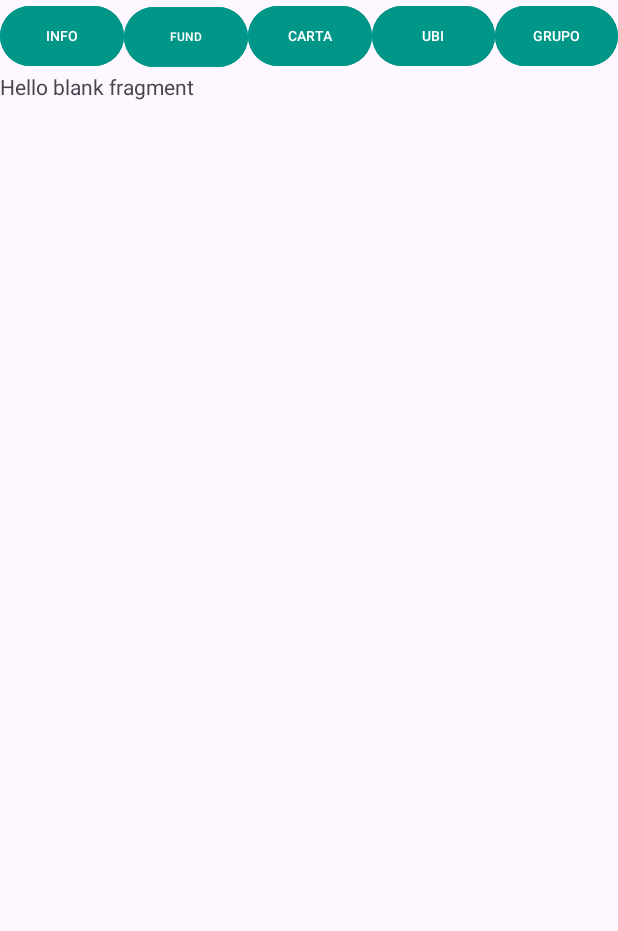
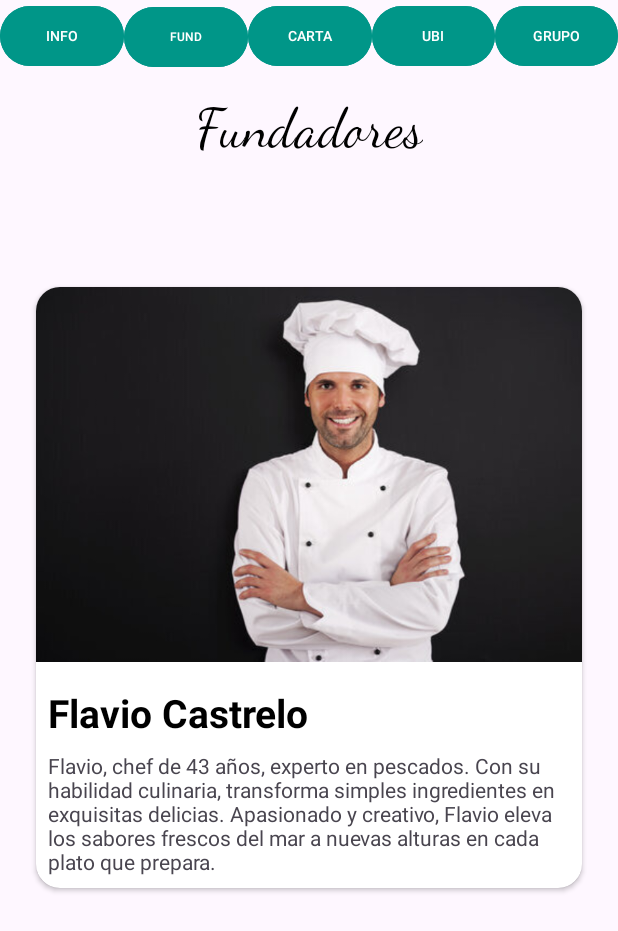
Before and after one commit to OrlandoGonzales13/ep2AndroidRestaurante, an Android app: the screen it shows after launch (MainActivity), after a tap on "FUND", on a phone screen of 412 x 824 dp. Shown: the top 931 px of the screen. Run offline under Robolectric (Android 15) with nearby library versions, the phone set to English and light mode, and no system bars.

Commit message:
Agregando fundadores

```diff
--- a/app/src/main/java/com/example/restaurantes/FundadoresFragment.java
+++ b/app/src/main/java/com/example/restaurantes/FundadoresFragment.java
@@ -1,64 +1,58 @@
 package com.example.restaurantes;
 
 import android.os.Bundle;
-
-import androidx.fragment.app.Fragment;
-
 import android.view.LayoutInflater;
 import android.view.View;
 import android.view.ViewGroup;
 
-/**
- * A simple {@link Fragment} subclass.
- * Use the {@link FundadoresFragment#newInstance} factory method to
- * create an instance of this fragment.
- */
+import androidx.fragment.app.Fragment;
+import androidx.viewpager2.widget.ViewPager2;
+
+import java.util.ArrayList;
+
 public class FundadoresFragment extends Fragment {
 
-    // TODO: Rename parameter arguments, choose names that match
-    // the fragment initialization parameters, e.g. ARG_ITEM_NUMBER
-    private static final String ARG_PARAM1 = "param1";
-    private static final String ARG_PARAM2 = "param2";
-
-    // TODO: Rename and change types of parameters
-    private String mParam1;
-    private String mParam2;
+    private ViewPager2 viewPager2; // Declara un ViewPager2 para desplazar las imágenes y descripciones
+    private ArrayList<ViewPagerItem> viewPagerItemArrayList; // Lista de elementos para el ViewPager2
 
     public FundadoresFragment() {
-        // Required empty public constructor
-    }
-
-    /**
-     * Use this factory method to create a new instance of
-     * this fragment using the provided parameters.
-     *
-     * @param param1 Parameter 1.
-     * @param param2 Parameter 2.
-     * @return A new instance of fragment FundadoresFragment.
-     */
-    // TODO: Rename and change types and number of parameters
-    public static FundadoresFragment newInstance(String param1, String param2) {
-        FundadoresFragment fragment = new FundadoresFragment();
-        Bundle args = new Bundle();
-        args.putString(ARG_PARAM1, param1);
-        args.putString(ARG_PARAM2, param2);
-        fragment.setArguments(args);
-        return fragment;
-    }
-
-    @Override
-    public void onCreate(Bundle savedInstanceState) {
-        super.onCreate(savedInstanceState);
-        if (getArguments() != null) {
-            mParam1 = getArguments().getString(ARG_PARAM1);
-            mParam2 = getArguments().getString(ARG_PARAM2);
-        }
+        // Constructor público requerido por Android
     }
 
     @Override
     public View onCreateView(LayoutInflater inflater, ViewGroup container,
                              Bundle savedInstanceState) {
-        // Inflate the layout for this fragment
-        return inflater.inflate(R.layout.fragment_fundadores, container, false);
+        // Inflar el diseño del fragmento
+        View view = inflater.inflate(R.layout.fragment_fundadores, container, false);
+
+        // Inicializar ViewPager2
+        viewPager2 = view.findViewById(R.id.viewpager);
+
+        // Configurar ViewPager2
+        viewPagerItemArrayList = new ArrayList<>(); // Inicializa la lista de elementos
+        int[] images = {R.drawable.a, R.drawable.b, R.drawable.c}; // Array de recursos de imágenes
+        String[] heading = {"Flavio Castrelo", "Fernanda Ariategui", "Fernando Quispe"}; // Nombres de los fundadores
+        String[] desc = {getString(R.string.a_desc), // Descripciones de los fundadores desde los recursos de cadenas
+                getString(R.string.b_desc),
+                getString(R.string.c_desc),};
+
+        // Itera sobre los datos de los fundadores para crear ViewPagerItem y añadirlos a la lista
+        for (int i = 0; i < images.length; i++) {
+            ViewPagerItem viewPagerItem = new ViewPagerItem(images[i], heading[i], desc[i]);
+            viewPagerItemArrayList.add(viewPagerItem);
+        }
+
+        // Crea un adaptador personalizado para ViewPager2 y lo establece
+        VPAdapter vpAdapter = new VPAdapter(viewPagerItemArrayList);
+        viewPager2.setAdapter(vpAdapter);
+
+        // Configura algunas propiedades adicionales de ViewPager2
+        viewPager2.setClipToPadding(false);
+        viewPager2.setClipChildren(false);
+        viewPager2.setOffscreenPageLimit(2);
+        viewPager2.getChildAt(0).setOverScrollMode(View.OVER_SCROLL_NEVER);
+
+        // Devuelve la vista inflada
+        return view;
     }
 }
--- /dev/null
+++ b/app/src/main/java/com/example/restaurantes/VPAdapter.java
@@ -0,0 +1,68 @@
+package com.example.restaurantes;
+
+import android.view.LayoutInflater;
+import android.view.View;
+import android.view.ViewGroup;
+import android.widget.ImageView;
+import android.widget.TextView;
+
+import androidx.annotation.NonNull;
+import androidx.recyclerview.widget.RecyclerView;
+
+import java.util.ArrayList;
+
+public class VPAdapter extends RecyclerView.Adapter<VPAdapter.ViewHolder> {
+
+    // ArrayList para almacenar los elementos del ViewPager
+    ArrayList<ViewPagerItem> viewPagerItemArrayList;
+
+    // Constructor que recibe la lista de elementos del ViewPager
+    public VPAdapter(ArrayList<ViewPagerItem> viewPagerItemArrayList) {
+        this.viewPagerItemArrayList = viewPagerItemArrayList;
+    }
+
+    // Método llamado cuando se crea una nueva instancia del ViewHolder
+    @NonNull
+    @Override
+    public ViewHolder onCreateViewHolder(@NonNull ViewGroup parent, int viewType) {
+        // Inflar el diseño del elemento del ViewPager
+        View view = LayoutInflater.from(parent.getContext())
+                .inflate(R.layout.viewpager_item, parent, false);
+        // Devuelve una instancia de ViewHolder
+        return new ViewHolder(view);
+    }
+
+    // Método llamado para mostrar los datos en el ViewHolder
+    @Override
+    public void onBindViewHolder(@NonNull ViewHolder holder, int position) {
+        // Obtener el elemento ViewPagerItem en la posición actual
+        ViewPagerItem viewPagerItem = viewPagerItemArrayList.get(position);
+        // Establecer la imagen, encabezado y descripción en los elementos de la vista
+        holder.imageView.setImageResource(viewPagerItem.imageID);
+        holder.tcHeading.setText(viewPagerItem.heading);
+        holder.tvDesc.setText(viewPagerItem.description);
+    }
+
+    // Método que devuelve el número total de elementos en el ViewPager
+    @Override
+    public int getItemCount() {
+        return viewPagerItemArrayList.size();
+    }
+
+    // Clase ViewHolder que representa cada elemento en el ViewPager
+    public class ViewHolder extends RecyclerView.ViewHolder {
+
+        // Elementos de la vista
+        ImageView imageView;
+        TextView tcHeading, tvDesc;
+
+        // Constructor que recibe la vista del elemento
+        public ViewHolder(@NonNull View itemView) {
+            super(itemView);
+            // Inicializar los elementos de la vista
+            imageView = itemView.findViewById(R.id.ivimage);
+            tcHeading = itemView.findViewById(R.id.tvHeading);
+            tvDesc = itemView.findViewById(R.id.tvDesc);
+        }
+    }
+}
--- /dev/null
+++ b/app/src/main/java/com/example/restaurantes/ViewPagerItem.java
@@ -0,0 +1,17 @@
+package com.example.restaurantes;
+
+// Clase que representa un elemento en el ViewPager
+public class ViewPagerItem {
+
+    // Atributos de la clase
+    int imageID; // ID de la imagen
+    String heading; // Encabezado
+    String description; // Descripción
+
+    // Constructor para inicializar los atributos de la clase
+    public ViewPagerItem(int imageID, String heading, String description) {
+        this.imageID = imageID;
+        this.heading = heading;
+        this.description = description;
+    }
+}
--- a/app/src/main/res/layout/fragment_fundadores.xml
+++ b/app/src/main/res/layout/fragment_fundadores.xml
@@ -1,14 +1,35 @@
 <?xml version="1.0" encoding="utf-8"?>
-<FrameLayout xmlns:android="http://schemas.android.com/apk/res/android"
+<androidx.constraintlayout.widget.ConstraintLayout xmlns:android="http://schemas.android.com/apk/res/android"
+    xmlns:app="http://schemas.android.com/apk/res-auto"
     xmlns:tools="http://schemas.android.com/tools"
     android:layout_width="match_parent"
     android:layout_height="match_parent"
-    tools:context=".FundadoresFragment">
+    tools:context=".MainActivity">
 
-    <!-- TODO: Update blank fragment layout -->
+
     <TextView
+        android:id="@+id/textView"
+        android:layout_width="wrap_content"
+        android:layout_height="wrap_content"
+        android:layout_marginTop="16dp"
+        android:fontFamily="cursive"
+        android:text="Fundadores"
+        android:textColor="@color/black"
+        android:textSize="36dp"
+        app:layout_constraintEnd_toEndOf="parent"
+        app:layout_constraintHorizontal_bias="0.5"
+        app:layout_constraintStart_toStartOf="parent"
+        app:layout_constraintTop_toTopOf="parent" />
+
+    <androidx.viewpager2.widget.ViewPager2
+        android:id="@+id/viewpager"
         android:layout_width="match_parent"
-        android:layout_height="match_parent"
-        android:text="@string/hello_blank_fragment" />
+        android:layout_height="wrap_content"
+        app:layout_constraintBottom_toBottomOf="parent"
+        app:layout_constraintEnd_toEndOf="parent"
+        app:layout_constraintVertical_bias=".376"
+        app:layout_constraintStart_toStartOf="parent"
+        app:layout_constraintTop_toTopOf="parent" />
 
-</FrameLayout>
+
+</androidx.constraintlayout.widget.ConstraintLayout>
--- /dev/null
+++ b/app/src/main/res/layout/viewpager_item.xml
@@ -0,0 +1,62 @@
+<?xml version="1.0" encoding="utf-8"?>
+<androidx.constraintlayout.widget.ConstraintLayout xmlns:android="http://schemas.android.com/apk/res/android"
+    xmlns:app="http://schemas.android.com/apk/res-auto"
+    android:layout_width="match_parent"
+    android:layout_height="match_parent"
+    android:layout_marginHorizontal="16dp">
+
+    <LinearLayout
+        android:layout_width="wrap_content"
+        android:layout_height="wrap_content"
+        app:layout_constraintBottom_toBottomOf="parent"
+        app:layout_constraintEnd_toEndOf="parent"
+        app:layout_constraintHorizontal_bias="0.5"
+        app:layout_constraintStart_toStartOf="parent"
+        app:layout_constraintTop_toTopOf="parent">
+
+        <androidx.cardview.widget.CardView
+            android:layout_width="match_parent"
+            android:layout_height="match_parent"
+            android:layout_margin="8dp"
+            app:cardCornerRadius="16dp"
+            android:elevation="8dp">
+
+
+            <RelativeLayout
+                android:layout_width="wrap_content"
+                android:layout_height="wrap_content">
+
+                <ImageView
+                    android:layout_width="wrap_content"
+                    android:layout_height="250dp"
+                    android:id="@+id/ivimage"
+                    android:scaleType="centerCrop"
+                    android:src="@drawable/a"/>
+
+
+                <TextView
+                    android:layout_width="wrap_content"
+                    android:layout_height="wrap_content"
+                    android:id="@+id/tvHeading"
+                    android:layout_below="@id/ivimage"
+                    android:layout_marginStart="8dp"
+                    android:layout_marginTop="16dp"
+                    android:text="Baked"
+                    android:textColor="@color/black"
+                    android:textSize="26dp"
+                    android:textStyle="bold"/>
+
+                <TextView
+                    android:layout_width="wrap_content"
+                    android:layout_height="wrap_content"
+                    android:id="@+id/tvDesc"
+                    android:layout_below="@id/tvHeading"
+                    android:layout_margin="8dp"
+                    android:text="@string/a_desc"/>
+
+            </RelativeLayout>
+
+        </androidx.cardview.widget.CardView>
+    </LinearLayout>
+
+</androidx.constraintlayout.widget.ConstraintLayout>
--- a/app/src/main/res/values/strings.xml
+++ b/app/src/main/res/values/strings.xml
@@ -1,5 +1,7 @@
 <resources>
     <string name="app_name">restaurantes</string>
-    <!-- TODO: Remove or change this placeholder text -->
     <string name="hello_blank_fragment">Hello blank fragment</string>
+    <string name="a_desc">Flavio, chef de 43 años, experto en pescados. Con su habilidad culinaria, transforma simples ingredientes en exquisitas delicias. Apasionado y creativo, Flavio eleva los sabores frescos del mar a nuevas alturas en cada plato que prepara.</string>
+    <string name="b_desc">Fernanda, chef argentina de 28 años, maestra de carnes. Su destreza culinaria transforma ingredientes en delicias. Apasionada y creativa, eleva sabores de carne a nuevas alturas, cautivando paladares con cada plato.</string>
+    <string name="c_desc">Fernando, chef peruano de 28 años, maestro de pastas. Su destreza culinaria transforma ingredientes en delicias. Apasionado y creativo, eleva sabores de pasta a nuevas alturas, cautivando paladares con cada plato.</string>
 </resources>
```
Also changed, not shown: app/src/main/res/drawable/a.jpg (added), app/src/main/res/drawable/b.jpeg (added), app/src/main/res/drawable/c.jpeg (added).
